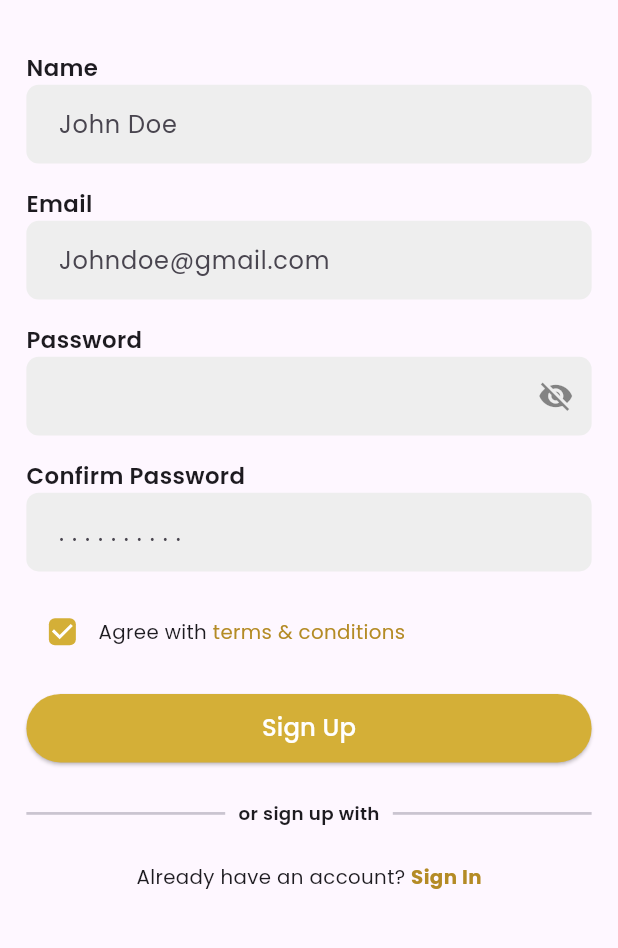
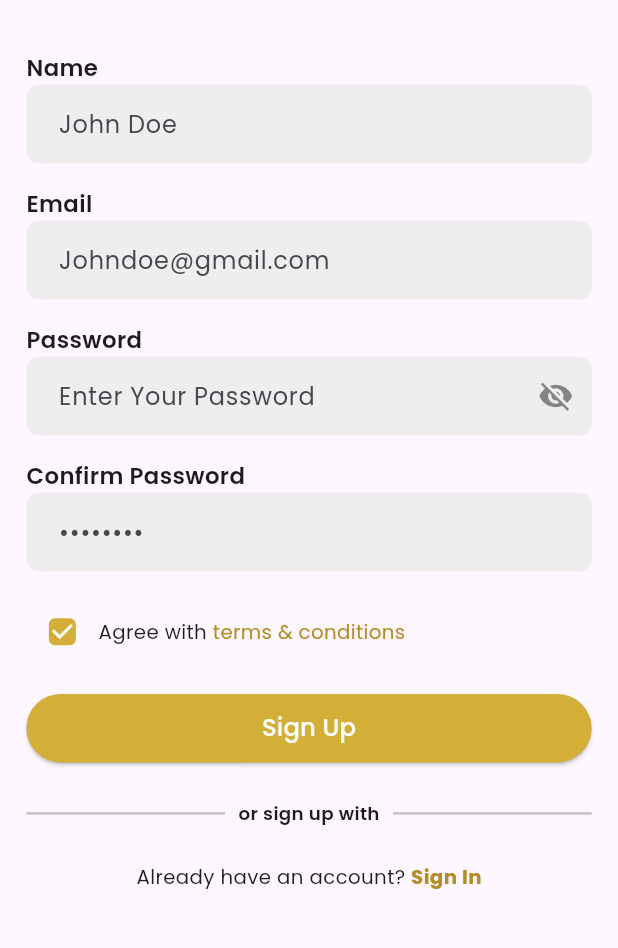
Before and after one commit to umais86/laundry_app, a Flutter app: the SignUp screen opened by its route, on a phone screen of 412 x 824 dp, the part 185-1133 px from its top. Run offline on Flutter 3.47's test engine with Material 3 defaults, Android fonts, the phone set to English and light mode, and no system bars; our stand-ins replace firebase_auth, firebase_core, flutter_rating_bar, flutter_screenutil, geocoding, geolocator and 3 more; accounts and stored records are empty.

Commit message:
changes made

```diff
--- a/lib/auth/sign_up.dart
+++ b/lib/auth/sign_up.dart
@@ -241,6 +241,7 @@ class _SignUpState extends State<SignUp> {
       obscureText: _obscurePassword,
       decoration: InputDecoration(
         fillColor: Colors.grey.shade200,
+        hintText: 'Enter Your Password',
         filled: true,
         suffixIcon: IconButton(
           icon: Icon(
@@ -265,7 +266,7 @@ class _SignUpState extends State<SignUp> {
       decoration: InputDecoration(
         fillColor: Colors.grey.shade200,
         filled: true,
-        hintText: '. . . . . . . . . . ',
+        hintText: '••••••••',
         contentPadding: EdgeInsets.symmetric(horizontal: 16.w, vertical: 14.h),
         border: OutlineInputBorder(
           borderRadius: BorderRadius.circular(8.r),
```
